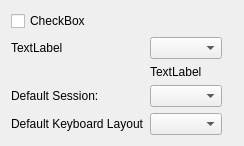
KDE/lightdm, file kcm/sessionconfig.ui: the form before one commit.
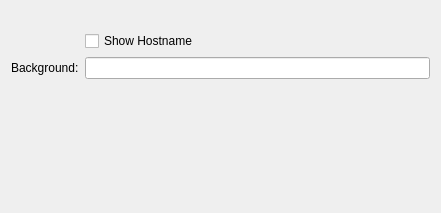
The form after the commit. Custom widgets are drawn as their Qt base class.

Commit message: Remove unused files Correct trial UI file loading

```diff
--- a/kcm/sessionconfig.ui
+++ b/kcm/sessionconfig.ui
@@ -6,8 +6,8 @@
    <rect>
     <x>0</x>
     <y>0</y>
-    <width>244</width>
-    <height>132</height>
+    <width>441</width>
+    <height>213</height>
    </rect>
   </property>
   <property name="windowTitle">
@@ -17,52 +17,39 @@
    <property name="fieldGrowthPolicy">
     <enum>QFormLayout::ExpandingFieldsGrow</enum>
    </property>
-   <item row="0" column="0" colspan="2">
-    <widget class="QCheckBox" name="checkBox">
-     <property name="text">
-      <string>CheckBox</string>
-     </property>
-    </widget>
-   </item>
-   <item row="1" column="0">
+   <item row="0" column="0">
     <widget class="QLabel" name="label">
      <property name="text">
-      <string>TextLabel</string>
+      <string/>
      </property>
     </widget>
    </item>
-   <item row="1" column="1">
-    <widget class="QComboBox" name="comboBox"/>
-   </item>
-   <item row="2" column="1">
+   <item row="2" column="0">
     <widget class="QLabel" name="label_2">
      <property name="text">
-      <string>TextLabel</string>
+      <string>Background:</string>
      </property>
     </widget>
    </item>
-   <item row="3" column="0">
-    <widget class="QLabel" name="label_3">
-     <property name="text">
-      <string>Default Session:</string>
-     </property>
-    </widget>
+   <item row="2" column="1">
+    <widget class="KLineEdit" name="kcfg_background"/>
    </item>
-   <item row="3" column="1">
-    <widget class="QComboBox" name="comboBox_2"/>
-   </item>
-   <item row="4" column="0">
-    <widget class="QLabel" name="label_4">
+   <item row="1" column="1">
+    <widget class="QCheckBox" name="kcfg_hostname">
      <property name="text">
-      <string>Default Keyboard Layout</string>
+      <string>Show Hostname</string>
      </property>
     </widget>
    </item>
-   <item row="4" column="1">
-    <widget class="QComboBox" name="comboBox_3"/>
-   </item>
   </layout>
  </widget>
+ <customwidgets>
+  <customwidget>
+   <class>KLineEdit</class>
+   <extends>QLineEdit</extends>
+   <header>klineedit.h</header>
+  </customwidget>
+ </customwidgets>
  <resources/>
  <connections/>
 </ui>
```
The commit also changes 3 other files.
